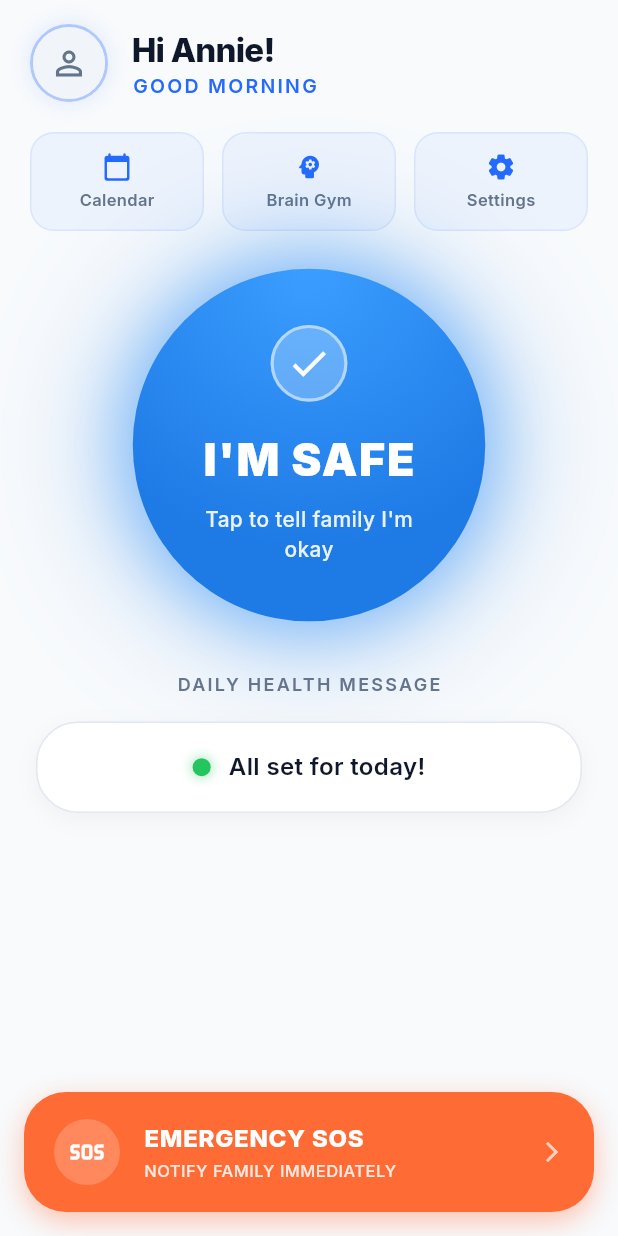
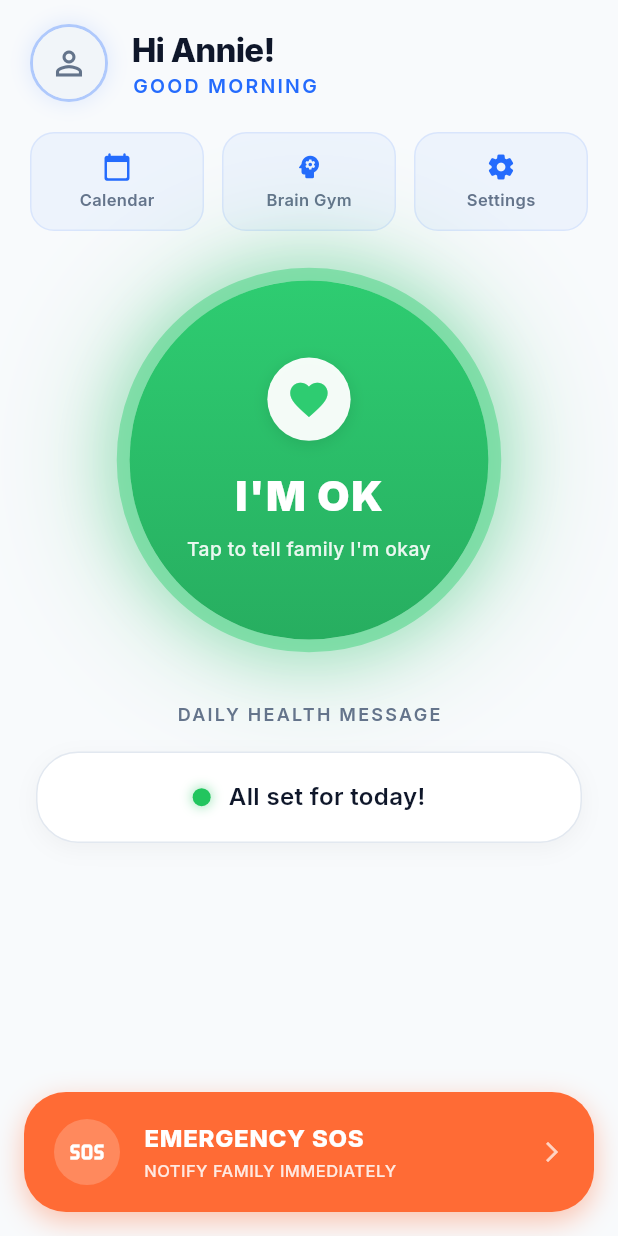
Before and after one commit to mimoriam/arbaz_app, a Flutter app: the SeniorHomeScreen screen opened directly, on a phone screen of 412 x 824 dp. Run offline on Flutter 3.47's test engine with Material 3 defaults, Android fonts, the phone set to English and light mode, and no system bars; our stand-ins replace flutter_form_builder, form_builder_validators, google_fonts, shared_preferences; accounts and stored records are empty.

Commit message:
feat: home changes

```diff
--- a/lib/screens/navbar/home/home_screen.dart
+++ b/lib/screens/navbar/home/home_screen.dart
@@ -70,13 +70,9 @@ class _SeniorHomeScreenState extends State<SeniorHomeScreen>
     // Add haptic feedback for better UX
     HapticFeedback.mediumImpact();
 
-    // If already checked in today, just toggle the visual state
+    // Button is not clickable after check-in, so no toggle needed
+    // This check is redundant now but kept for safety
     if (_hasCheckedInToday) {
-      setState(() {
-        _currentStatus = _currentStatus == SafetyStatus.safe
-            ? SafetyStatus.ok
-            : SafetyStatus.safe;
-      });
       return;
     }
 
@@ -90,7 +86,7 @@ class _SeniorHomeScreenState extends State<SeniorHomeScreen>
           onComplete: () {
             setState(() {
               _hasCheckedInToday = true;
-              _currentStatus = SafetyStatus.ok;
+              _currentStatus = SafetyStatus.safe; // Now shows blue "I'M SAFE" button
               _currentStreak++; // Increment streak on successful check-in
               // Stop pulse animation after successful check-in
               _pulseController.stop();
@@ -484,81 +480,133 @@ class _SeniorHomeScreenState extends State<SeniorHomeScreen>
     bool isVacationMode = false,
     bool isLoading = false,
   }) {
-    final bool isSafe = _currentStatus == SafetyStatus.safe;
-    final Color primaryColor = (isVacationMode || isLoading)
-        ? Colors.grey.shade400 // Gray when vacation mode is on or loading
-        : (isSafe
-            ? const Color(0xFF3B9EFF) // Bright blue
-            : const Color(0xFFFFBF00)); // Golden yellow
-    final Color secondaryColor = (isVacationMode || isLoading)
-        ? Colors.grey.shade500 // Darker gray when vacation mode is on or loading
-        : (isSafe
-            ? const Color(0xFF1E7AE5) // Darker blue
-            : const Color(0xFFE5A800)); // Darker yellow
+    // Determine the button state and colors based on check-in status
+    // Green: Default (not checked in) - clickable
+    // Blue: After questionnaire completed - NOT clickable
+    // Yellow: Running late (SafetyStatus.ok without questionnaire completion)
+
+    Color primaryColor;
+    Color secondaryColor;
+    Color ringColor;
+    IconData statusIcon;
+    String statusText;
+    String subtitleText;
+    bool isClickable;
+
+    if (isVacationMode || isLoading) {
+      // Disabled state
+      primaryColor = Colors.grey.shade400;
+      secondaryColor = Colors.grey.shade500;
+      ringColor = Colors.grey.shade300;
+      statusIcon = Icons.check;
+      statusText = isLoading ? "LOADING..." : "I'M OK";
+      subtitleText = isLoading ? "Syncing status..." : "Disabled during vacation";
+      isClickable = false;
+    } else if (_hasCheckedInToday) {
+      // Blue state - completed questionnaire (not clickable)
+      primaryColor = const Color(0xFF4DA6FF); // Light blue
+      secondaryColor = const Color(0xFF2B8FE5); // Darker blue
+      ringColor = const Color(0xFF7EC8FF); // Ring color
+      statusIcon = Icons.check;
+      statusText = "I'M SAFE";
+      subtitleText = "Tap to tell family I'm okay";
+      isClickable = false; // Not clickable after completion
+    } else if (_currentStatus == SafetyStatus.ok) {
+      // Yellow state - running late
+      primaryColor = const Color(0xFFFFBF00); // Golden yellow
+      secondaryColor = const Color(0xFFE5A800); // Darker yellow
+      ringColor = const Color(0xFFFFD966); // Light yellow ring
+      statusIcon = Icons.priority_high;
+      statusText = "I'M OK!";
+      subtitleText = "Tap to tell family I'm okay";
+      isClickable = true;
+    } else {
+      // Green state - default (not checked in)
+      primaryColor = const Color(0xFF2ECC71); // Vibrant green
+      secondaryColor = const Color(0xFF27AE60); // Darker green
+      ringColor = const Color(0xFF58D68D); // Light green ring
+      statusIcon = Icons.favorite;
+      statusText = "I'M OK";
+      subtitleText = "Tap to tell family I'm okay";
+      isClickable = true;
+    }
 
     return AnimatedBuilder(
       animation: _pulseAnimation,
       builder: (context, child) {
         return Transform.scale(
-          scale: isVacationMode ? 1.0 : _pulseAnimation.value,
+          // Only pulse if clickable and not in vacation mode
+          scale: (isVacationMode || !isClickable) ? 1.0 : _pulseAnimation.value,
           child: child,
         );
       },
       child: GestureDetector(
-        onTap: (isVacationMode || isLoading) ? null : _onStatusButtonTap,
+        onTap: isClickable ? _onStatusButtonTap : null,
         child: Opacity(
           opacity: (isVacationMode || isLoading) ? 0.5 : 1.0,
           child: Container(
-            width: 220,
-            height: 220,
+            width: 240,
+            height: 240,
             decoration: BoxDecoration(
               shape: BoxShape.circle,
-              gradient: RadialGradient(
-                colors: [primaryColor, secondaryColor],
-                center: Alignment.topCenter,
-                radius: 0.8,
-              ),
-              boxShadow: isVacationMode
-                  ? [] // No shadow when disabled
+              // Outer ring effect
+              border: Border.all(
+                color: ringColor.withValues(alpha: 0.6),
+                width: 8,
+              ),
+              boxShadow: (isVacationMode || !isClickable)
+                  ? [] // No shadow when disabled or after completion
                   : [
                       BoxShadow(
-                        color: primaryColor.withValues(alpha: 0.4),
+                        color: primaryColor.withValues(alpha: 0.3),
                         blurRadius: 30,
-                        spreadRadius: 8,
+                        spreadRadius: 5,
                       ),
                       BoxShadow(
-                        color: secondaryColor.withValues(alpha: 0.3),
+                        color: secondaryColor.withValues(alpha: 0.2),
                         blurRadius: 60,
-                        spreadRadius: 20,
-                      ),
-                    ],
+                        spreadRadius: 15,
+                      ),
+                    ],
+            ),
+            child: Container(
+              decoration: BoxDecoration(
+                shape: BoxShape.circle,
+                gradient: LinearGradient(
+                  colors: [primaryColor, secondaryColor],
+                  begin: Alignment.topCenter,
+                  end: Alignment.bottomCenter,
+                ),
               ),
               child: Column(
                 mainAxisAlignment: MainAxisAlignment.center,
                 children: [
-                // Status Icon
+                  // Status Icon in white circle
                   Container(
-                  width: 48,
-                  height: 48,
+                    width: 52,
+                    height: 52,
                     decoration: BoxDecoration(
                       shape: BoxShape.circle,
-                    color: Colors.white.withValues(alpha: 0.25),
-                    border: Border.all(
-                      color: Colors.white.withValues(alpha: 0.5),
-                      width: 2,
-                    ),
+                      color: Colors.white.withValues(alpha: 0.95),
+                      boxShadow: [
+                        BoxShadow(
+                          color: Colors.black.withValues(alpha: 0.1),
+                          blurRadius: 8,
+                          offset: const Offset(0, 2),
+                        ),
+                      ],
                     ),
                     child: isLoading
-                      ? const Padding(
-                          padding: EdgeInsets.all(12),
+                        ? Padding(
+                            padding: const EdgeInsets.all(12),
                             child: CircularProgressIndicator(
                               strokeWidth: 3,
-                            color: Colors.white,
+                              color: primaryColor,
                             ),
                           )
                         : Icon(
-                          isSafe ? Icons.check : Icons.priority_high,
-                          color: Colors.white,
+                            statusIcon,
+                            color: primaryColor,
                             size: 28,
                           ),
                   ),
@@ -566,40 +614,31 @@ class _SeniorHomeScreenState extends State<SeniorHomeScreen>
 
                   // Status Text
                   Text(
-                  isLoading ? "LOADING..." : (isSafe ? "I'M SAFE" : "I'M OK!"),
-                  style: GoogleFonts.inter(
-                    fontSize: 28,
+                    statusText,
+                    style: GoogleFonts.inter(
+                      fontSize: 26,
                       fontWeight: FontWeight.w900,
                       color: Colors.white,
                       letterSpacing: 1,
                     ),
                   ),
-                const SizedBox(height: 8),
+                  const SizedBox(height: 6),
 
                   // Subtitle
-                Text(
-                  isLoading
-                      ? "Syncing status..."
-                      : (isVacationMode
-                          ? "Disabled during"
-                          : "Tap to tell family I'm"),
-                  style: GoogleFonts.inter(
-                    fontSize: 13,
+                  Padding(
+                    padding: const EdgeInsets.symmetric(horizontal: 20),
+                    child: Text(
+                      subtitleText,
+                      textAlign: TextAlign.center,
+                      style: GoogleFonts.inter(
+                        fontSize: 12,
                         fontWeight: FontWeight.w500,
                         color: Colors.white.withValues(alpha: 0.9),
                       ),
                     ),
-                Text(
-                  isLoading
-                      ? ""
-                      : (isVacationMode ? "vacation mode" : "okay"),
-                  style: GoogleFonts.inter(
-                    fontSize: 13,
-                    fontWeight: FontWeight.w500,
-                    color: Colors.white.withValues(alpha: 0.9),
-                  ),
-                ),
-              ],
+                  ),
+                ],
+              ),
             ),
           ),
         ),
```
Lines whose indentation alone changed are shown as unchanged.
